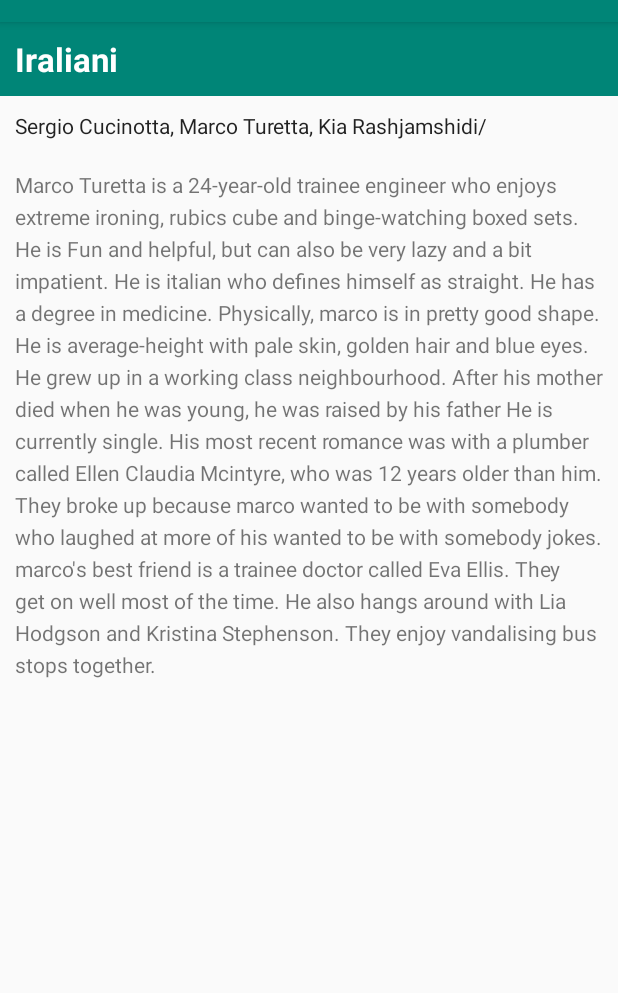
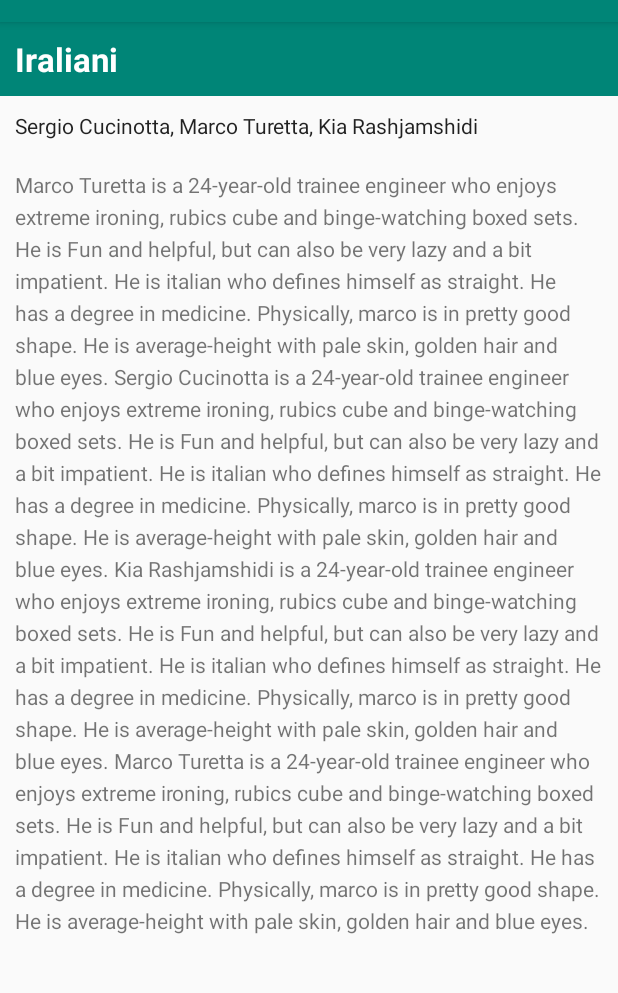
Before and after one commit to kiarashjamshidi/androidproject, an Android app: the screen it shows after launch (MainActivity), on a phone screen of 412 x 824 dp, the part 62-1055 px from its top. Run offline under Robolectric (Android 15) with nearby library versions, the phone set to English and light mode, and no system bars.

Commit message:
Added scroll text

```diff
--- a/Iraliani_H01_Marco_Turetta/Task1/ScrollText/app/src/main/res/values/strings.xml
+++ b/Iraliani_H01_Marco_Turetta/Task1/ScrollText/app/src/main/res/values/strings.xml
@@ -1,16 +1,27 @@
 <resources>
     <string name="app_name">ScrollText</string>
     <string name="article_title">Iraliani</string>
-    <string name="article_subtitle">Sergio Cucinotta, Marco Turetta, Kia Rashjamshidi/</string>
+    <string name="article_subtitle">Sergio Cucinotta, Marco Turetta, Kia Rashjamshidi</string>
     <string name="article_text">Marco Turetta is a 24-year-old trainee engineer who enjoys extreme ironing, rubics cube and binge-watching boxed sets. He is Fun and helpful, but can also be very lazy and a bit impatient.
 
 He is italian who defines himself as straight. He has a degree in medicine.
 
 Physically, marco is in pretty good shape. He is average-height with pale skin, golden hair and blue eyes.
+        Sergio Cucinotta is a 24-year-old trainee engineer who enjoys extreme ironing, rubics cube and binge-watching boxed sets. He is Fun and helpful, but can also be very lazy and a bit impatient.
 
-He grew up in a working class neighbourhood. After his mother died when he was young, he was raised by his father
+He is italian who defines himself as straight. He has a degree in medicine.
 
-He is currently single. His most recent romance was with a plumber called Ellen Claudia Mcintyre, who was 12 years older than him. They broke up because marco wanted to be with somebody who laughed at more of his wanted to be with somebody jokes.
+Physically, marco is in pretty good shape. He is average-height with pale skin, golden hair and blue eyes.
+        Kia Rashjamshidi   is a 24-year-old trainee engineer who enjoys extreme ironing, rubics cube and binge-watching boxed sets. He is Fun and helpful, but can also be very lazy and a bit impatient.
 
-marco's best friend is a trainee doctor called Eva Ellis. They get on well most of the time. He also hangs around with Lia Hodgson and Kristina Stephenson. They enjoy vandalising bus stops together.</string>
+He is italian who defines himself as straight. He has a degree in medicine.
+
+Physically, marco is in pretty good shape. He is average-height with pale skin, golden hair and blue eyes.
+        Marco Turetta is a 24-year-old trainee engineer who enjoys extreme ironing, rubics cube and binge-watching boxed sets. He is Fun and helpful, but can also be very lazy and a bit impatient.
+
+He is italian who defines himself as straight. He has a degree in medicine.
+
+Physically, marco is in pretty good shape. He is average-height with pale skin, golden hair and blue eyes.
+
+ </string>
 </resources>
```
Also changed, not shown: Iraliani_H01_Marco_Turetta/Task2/ScrollText/app/src/main/res/values/strings.xml (+24 -3 lines), Iraliani_H01_Marco_Turetta/Task3/ScrollText/app/src/main/res/values/strings.xml (+24 -3 lines), 393 other files.
